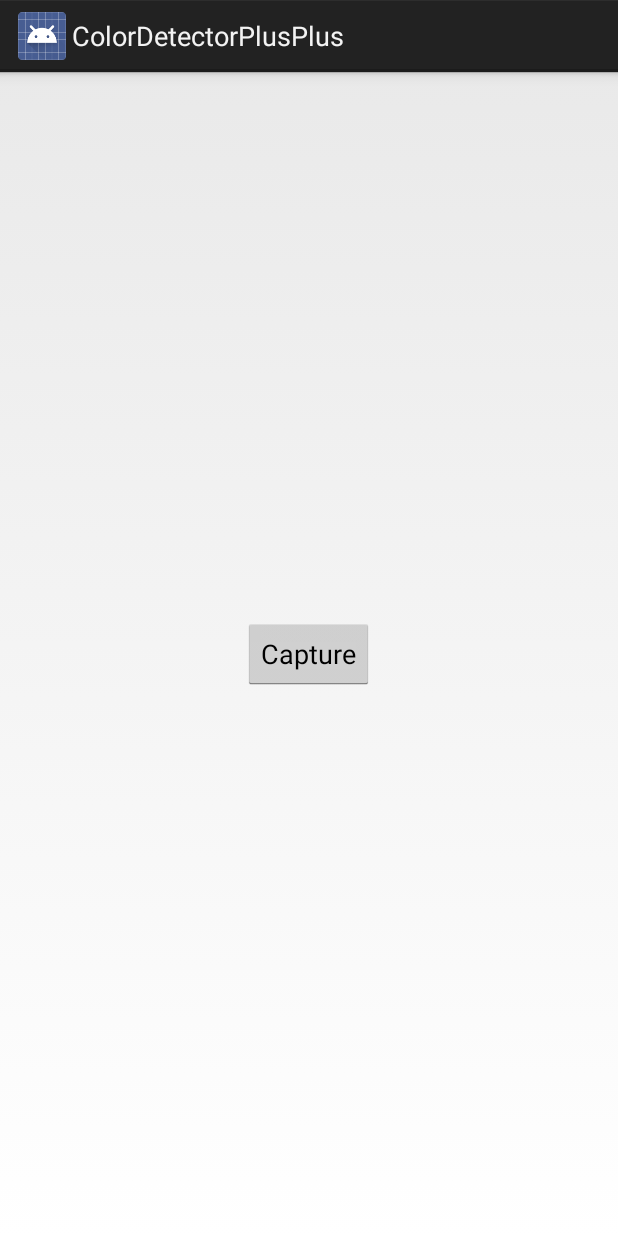
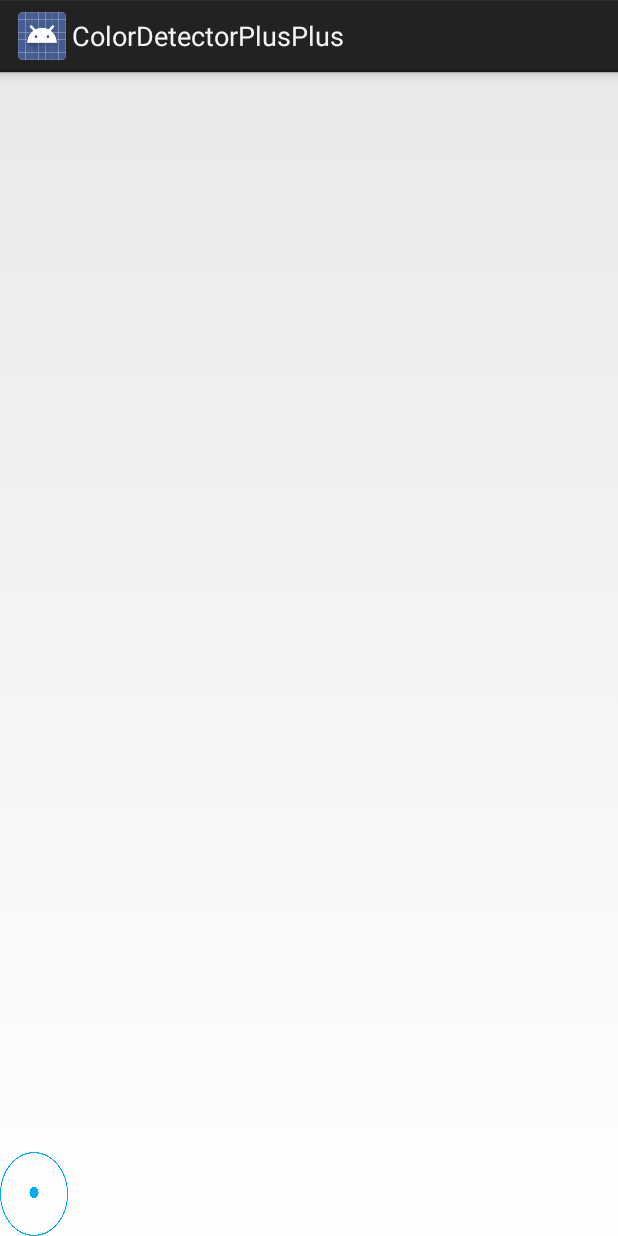
Before and after one commit to JStav/ColorDetectorPlusPlus, an Android app: the layout activity_camera.xml on its own in the app's theme, with its tools: preview values and no code run, on a phone screen of 412 x 824 dp. Run offline under Robolectric (Android 15) with nearby library versions, the phone set to English and light mode, and no system bars.

Commit message:
Camera button added

```diff
--- a/app/src/main/res/layout/activity_camera.xml
+++ b/app/src/main/res/layout/activity_camera.xml
@@ -12,15 +12,17 @@
         android:layout_width="fill_parent"
         android:layout_height="fill_parent"
         android:layout_weight="1"
-        />
+        >
+
+
+    </FrameLayout>
 
 </LinearLayout>
+    <ImageButton
+        android:layout_width="45dp"
+        android:layout_height="56dp"
+        android:id="@+id/button_capture"
+        android:layout_gravity="left|bottom"
+        android:background="@drawable/camera_button" />
 
-    <Button
-        android:id="@+id/button_capture"
-        android:text="Capture"
-        android:layout_width="wrap_content"
-        android:layout_height="wrap_content"
-        android:layout_gravity="center"
-        />
 </FrameLayout>
```
